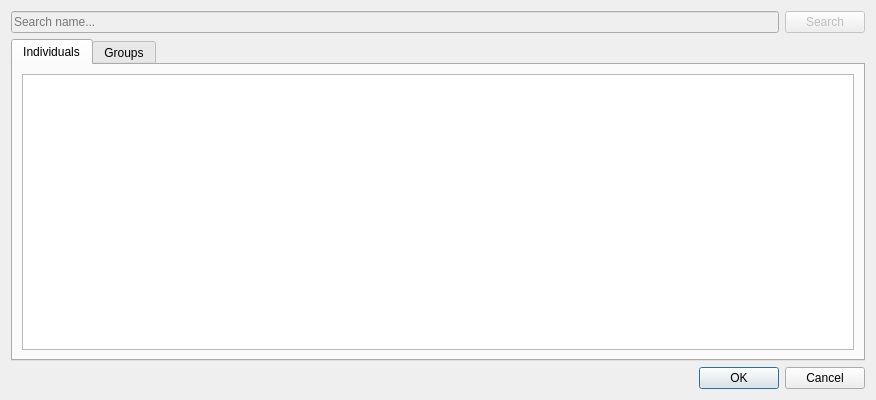
First picture: the form in Forms/ui_chooseParticipantDialog.ui, repository diana134/afs, before the edit.
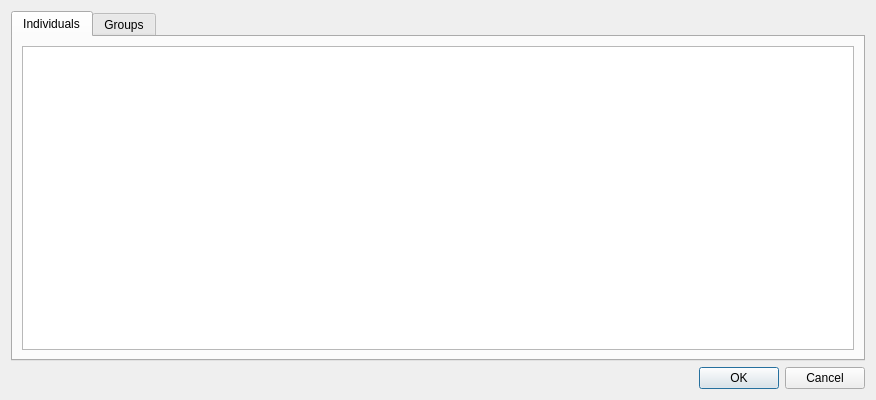
Second picture: the form after the edit.

Commit message: Removed unused search boxes from choose dialogs.

```diff
--- a/Forms/ui_chooseParticipantDialog.ui
+++ b/Forms/ui_chooseParticipantDialog.ui
@@ -17,30 +17,6 @@
    <string>Choose Participant</string>
   </property>
   <layout class="QVBoxLayout" name="verticalLayout">
-   <item>
-    <layout class="QHBoxLayout" name="horizontalLayout">
-     <item>
-      <widget class="QLineEdit" name="searchLineEdit">
-       <property name="enabled">
-        <bool>false</bool>
-       </property>
-       <property name="placeholderText">
-        <string>Search name...</string>
-       </property>
-      </widget>
-     </item>
-     <item>
-      <widget class="QPushButton" name="searchBtn">
-       <property name="enabled">
-        <bool>false</bool>
-       </property>
-       <property name="text">
-        <string>Search</string>
-       </property>
-      </widget>
-     </item>
-    </layout>
-   </item>
    <item>
     <widget class="QTabWidget" name="participantTypeTabWidget">
      <property name="currentIndex">
```
The commit also changes 3 other files.
